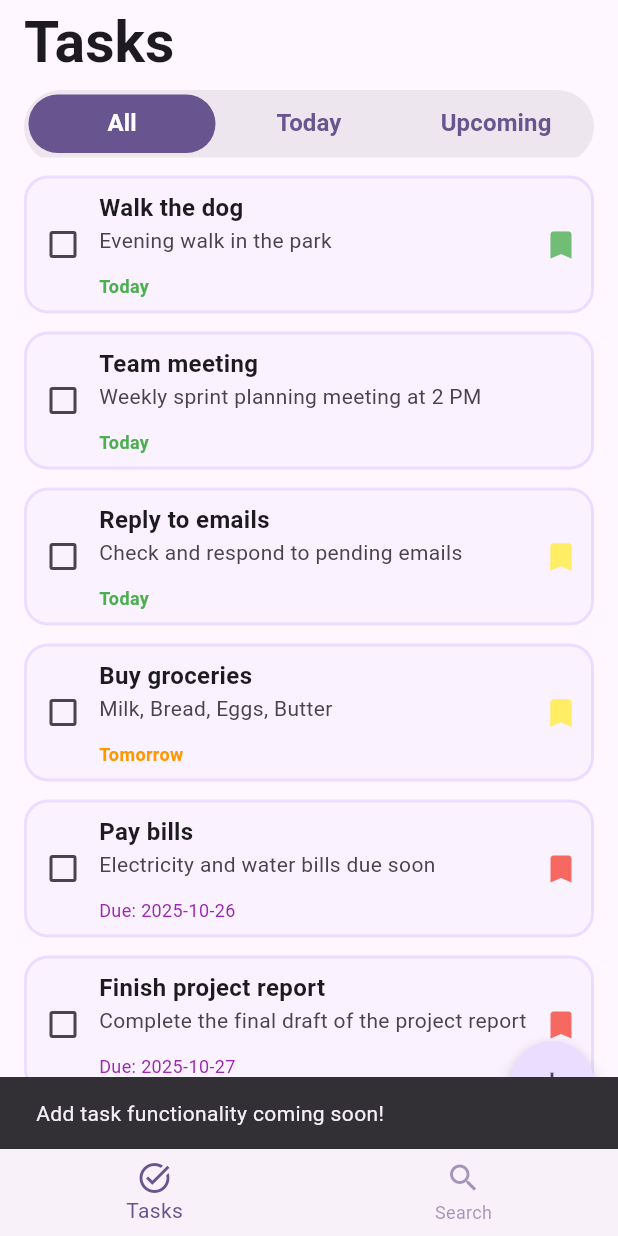
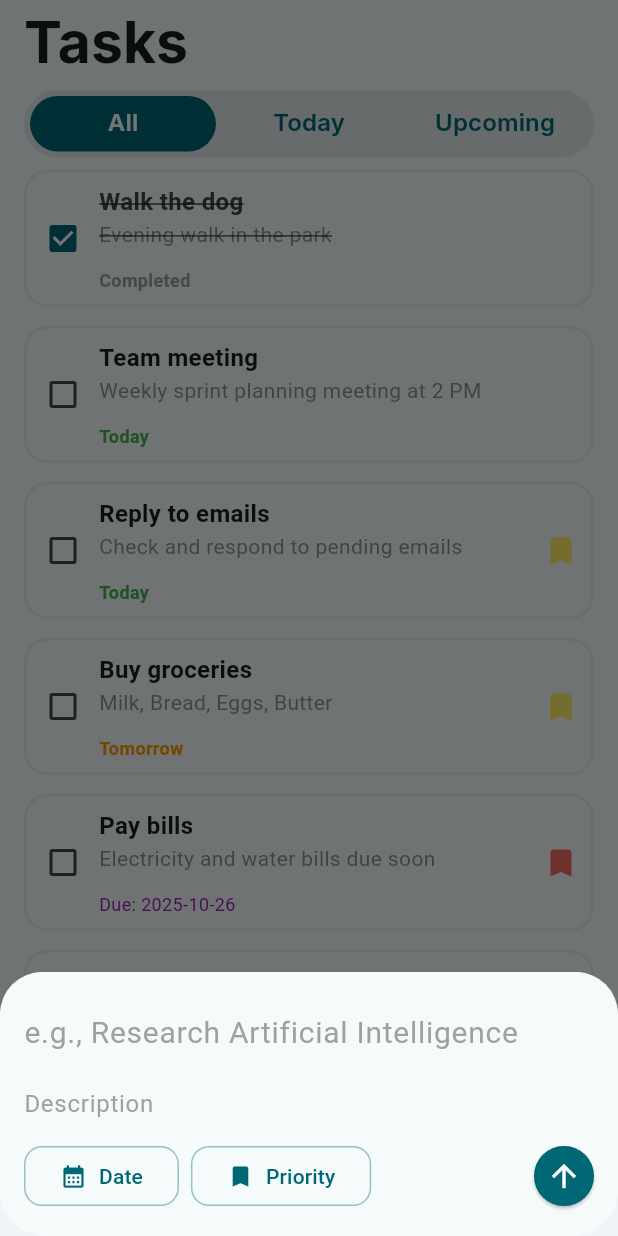
Before and after one commit to minhkhang1505/flutter_exercise1_todolist, a Flutter app: the screen it shows after launch, after a tap on the "add" icon, on a phone screen of 412 x 824 dp. Run offline on Flutter 3.47's test engine with Material 3 defaults, Android fonts, the phone set to English and light mode, and no system bars; our stand-ins replace google_fonts.

Commit message:
feat: Enhance task management with new features, UI improvements, and theme integration

```diff
--- a/lib/core/enums/day_category.dart
+++ b/lib/core/enums/day_category.dart
@@ -3,7 +3,8 @@ import 'package:flutter/material.dart';
 /// Enum representing day categories for task filtering
 enum DayCategory {
   today(0, "Today", Colors.green),
-  tomorrow(1, "Tomorrow", Colors.orange);
+  tomorrow(1, "Tomorrow", Colors.orange),
+  completed(-1, "Completed", Colors.grey);
 
   final int offsetDays;
   final String label;
--- a/lib/core/utils/task_filters.dart
+++ b/lib/core/utils/task_filters.dart
@@ -12,13 +12,17 @@ class TaskFilters {
   /// Filter tasks that are due today
   static List<Task> getTodayTasks(List<Task> tasks) {
     final now = DateTime.now();
-    return tasks.where((task) => isSameDay(task.dueDate, now)).toList();
+    return tasks
+        .where((task) => task.dueDate != null && isSameDay(task.dueDate!, now))
+        .toList();
   }
 
   /// Filter tasks that are due in the future (after today)
   static List<Task> getUpcomingTasks(List<Task> tasks) {
     final now = DateTime.now();
-    return tasks.where((task) => task.dueDate.isAfter(now)).toList();
+    return tasks
+        .where((task) => task.dueDate != null && task.dueDate!.isAfter(now))
+        .toList();
   }
 
   /// Filter completed tasks
--- a/lib/data/datasources/task_local_datasource.dart
+++ b/lib/data/datasources/task_local_datasource.dart
@@ -19,6 +19,7 @@ class TaskLocalDataSource {
         description: 'Evening walk in the park',
         dueDate: DateTime.now(),
         priorityType: PriorityType.low,
+        isCompleted: true,
       ),
       Task(
         title: 'Team meeting',
@@ -54,7 +55,7 @@ class TaskLocalDataSource {
       Task(
         title: 'Read a book',
         description: 'Finish reading "Clean Code" chapter 5-8',
-        dueDate: DateTime.now().add(const Duration(days: 7)),
+        dueDate: null,
         priorityType: PriorityType.low,
       ),
     ];
--- a/lib/domain/entities/task.dart
+++ b/lib/domain/entities/task.dart
@@ -5,7 +5,7 @@ class Task {
   final int id;
   final String title;
   final String description;
-  final DateTime dueDate;
+  final DateTime? dueDate;
   final bool isCompleted;
   final PriorityType? priorityType;
 
--- a/lib/main.dart
+++ b/lib/main.dart
@@ -1,6 +1,8 @@
 import 'package:flutter/material.dart';
 import 'package:flutter_exercise1_todolist/presentation/screens/search/search_screen.dart';
 import 'package:flutter_exercise1_todolist/presentation/screens/tasks/task_screen.dart';
+import 'package:flutter_exercise1_todolist/themes/theme.dart';
+import 'package:flutter_exercise1_todolist/themes/util.dart';
 
 void main() {
   runApp(const MyApp());
@@ -11,13 +13,14 @@ class MyApp extends StatelessWidget {
 
   @override
   Widget build(BuildContext context) {
+    final brightness = View.of(context).platformDispatcher.platformBrightness;
+
+    TextTheme textTheme = createTextTheme(context, "Roboto", "Inter");
+    MaterialTheme theme = MaterialTheme(textTheme);
     return MaterialApp(
       title: 'Todo List',
       debugShowCheckedModeBanner: false,
-      theme: ThemeData(
-        colorScheme: ColorScheme.fromSeed(seedColor: Colors.deepPurple),
-        useMaterial3: true,
-      ),
+      theme: brightness == Brightness.light ? theme.light() : theme.dark(),
       home: const MainScreen(),
     );
   }
--- /dev/null
+++ b/lib/presentation/screens/addtask/add_new_task.dart
@@ -0,0 +1,138 @@
+import 'package:flutter/material.dart';
+
+class AddNewTaskScreen extends StatelessWidget {
+  const AddNewTaskScreen({super.key});
+
+  @override
+  Widget build(BuildContext context) {
+    final colorScheme = Theme.of(context).colorScheme;
+    return Padding(
+      padding: EdgeInsets.only(
+        bottom: MediaQuery.of(context).viewInsets.bottom,
+      ),
+      child: Container(
+        width: double.infinity,
+        padding: EdgeInsets.fromLTRB(16, 16, 0, 16),
+        decoration: BoxDecoration(
+          color: colorScheme.surfaceBright,
+          borderRadius: BorderRadius.circular(30.0),
+        ),
+        child: Column(
+          mainAxisSize: MainAxisSize.min,
+          children: [
+            Padding(
+              padding: const EdgeInsets.only(right: 16.0),
+              child: TextField(
+                decoration: InputDecoration(
+                  hintText: "e.g., Research Artificial Intelligence",
+                  hintStyle: TextStyle(
+                    color: Colors.grey.withAlpha(250),
+                    fontSize: 20,
+                  ),
+                  border: InputBorder.none,
+                ),
+                keyboardType: TextInputType.multiline,
+                maxLines: null,
+                style: const TextStyle(fontSize: 20),
+              ),
+            ),
+            Padding(
+              padding: const EdgeInsets.only(right: 16.0),
+              child: TextField(
+                decoration: InputDecoration(
+                  hintText: "Description",
+                  hintStyle: TextStyle(
+                    color: Colors.grey.withAlpha(250),
+                    fontSize: 16,
+                  ),
+                  border: InputBorder.none,
+                ),
+                keyboardType: TextInputType.multiline,
+                maxLines: null,
+                style: const TextStyle(fontSize: 16),
+              ),
+            ),
+            Row(
+              mainAxisAlignment: MainAxisAlignment.spaceBetween,
+              children: [
+                //date picker
+                Row(
+                  children: [
+                    ElevatedButton(
+                      style: ElevatedButton.styleFrom(
+                        backgroundColor: colorScheme.surface,
+                        elevation: 0,
+                        shape: RoundedRectangleBorder(
+                          borderRadius: BorderRadius.circular(12),
+                          side: BorderSide(
+                            color: colorScheme.primary.withAlpha(100),
+                            width: 1,
+                          ),
+                        ),
+                      ),
+                      onPressed: () {
+                        // Handle save action
+                      },
+                      child: Row(
+                        children: const [
+                          Icon(Icons.calendar_month),
+                          SizedBox(width: 8),
+                          Text('Date'),
+                        ],
+                      ),
+                    ),
+                    const SizedBox(width: 8),
+
+                    // priority picker
+                    ElevatedButton(
+                      style: ElevatedButton.styleFrom(
+                        backgroundColor: colorScheme.surface,
+                        elevation: 0,
+                        shape: RoundedRectangleBorder(
+                          borderRadius: BorderRadius.circular(12),
+
+                          side: BorderSide(
+                            color: colorScheme.primary.withAlpha(100),
+                            width: 1,
+                          ),
+                        ),
+                      ),
+
+                      onPressed: () {
+                        Navigator.of(context).pop();
+                      },
+                      child: Row(
+                        children: const [
+                          Icon(Icons.bookmark),
+                          SizedBox(width: 8),
+                          Text('Priority'),
+                        ],
+                      ),
+                    ),
+                  ],
+                ),
+                ElevatedButton.icon(
+                  onPressed: () {},
+                  style: ElevatedButton.styleFrom(
+                    backgroundColor: colorScheme.primary,
+                    shape: CircleBorder(
+                      side: BorderSide(
+                        color: colorScheme.primary.withAlpha(100),
+                        width: 1,
+                      ),
+                    ),
+                  ),
+                  label: Icon(
+                    Icons.arrow_upward,
+                    size: 24,
+                    color: colorScheme.onPrimary,
+                  ),
+                ),
+              ],
+            ),
+          ],
+        ),
+      ),
+    );
+  }
+}
--- a/lib/presentation/screens/tasks/task_screen.dart
+++ b/lib/presentation/screens/tasks/task_screen.dart
@@ -2,6 +2,7 @@ import 'package:flutter/material.dart';
 import 'package:flutter_exercise1_todolist/core/utils/task_filters.dart';
 import 'package:flutter_exercise1_todolist/data/datasources/task_local_datasource.dart';
 import 'package:flutter_exercise1_todolist/domain/entities/task.dart';
+import 'package:flutter_exercise1_todolist/presentation/screens/addtask/add_new_task.dart';
 import 'package:flutter_exercise1_todolist/presentation/screens/tasks/widgets/custom_tab_bar.dart';
 import 'package:flutter_exercise1_todolist/presentation/screens/tasks/widgets/task_list_view.dart';
 
@@ -129,11 +130,11 @@ class _TasksScreenState extends State<TasksScreen>
   /// Handle add task action
   void _onAddTask() {
     // TODO: Navigate to add task screen or show dialog
-    ScaffoldMessenger.of(context).showSnackBar(
-      const SnackBar(
-        content: Text('Add task functionality coming soon!'),
-        duration: Duration(seconds: 2),
-      ),
+    showModalBottomSheet(
+      context: context,
+      isScrollControlled: true,
+      useSafeArea: true,
+      builder: (btx) => AddNewTaskScreen(),
     );
   }
 }
--- a/lib/presentation/screens/tasks/widgets/custom_tab_bar.dart
+++ b/lib/presentation/screens/tasks/widgets/custom_tab_bar.dart
@@ -14,11 +14,10 @@ class CustomTabBar extends StatelessWidget {
     return ClipRRect(
       borderRadius: const BorderRadius.all(Radius.circular(50)),
       child: Container(
-        margin: const EdgeInsets.only(bottom: 4),
         height: 45,
         color: colorScheme.surfaceContainerHigh,
         child: Padding(
-          padding: const EdgeInsets.all(3.0),
+          padding: const EdgeInsets.all(4.0),
           child: TabBar(
             controller: controller,
             indicator: BoxDecoration(
--- a/lib/presentation/screens/tasks/widgets/task_item.dart
+++ b/lib/presentation/screens/tasks/widgets/task_item.dart
@@ -24,15 +24,16 @@ class TaskItem extends StatelessWidget {
       margin: const EdgeInsets.only(bottom: 12),
       padding: const EdgeInsets.fromLTRB(0, 8, 8, 8),
       decoration: BoxDecoration(
-        border: Border.all(width: 2, color: colorScheme.primaryContainer),
-        color: colorScheme.primaryContainer.withAlpha(50),
+        border: Border.all(width: 2, color: colorScheme.primary.withAlpha(20)),
+        color: colorScheme.primaryContainer.withAlpha(10),
         borderRadius: const BorderRadius.all(Radius.circular(16)),
       ),
       child: Row(
         children: [
           _buildCheckbox(),
           Expanded(child: _buildTaskContent(colorScheme)),
-          if (task.priorityType != null) _buildPriorityIcon(),
+          if (task.priorityType != null && !task.isCompleted)
+            _buildPriorityIcon(),
         ],
       ),
     );
@@ -48,8 +49,10 @@ class TaskItem extends StatelessWidget {
       children: [
         _buildTitle(colorScheme),
         _buildDescription(colorScheme),
-        const SizedBox(height: 12),
-        _buildDueDate(),
+        Column(
+          crossAxisAlignment: CrossAxisAlignment.start,
+          children: [const SizedBox(height: 12), _buildDueDate()],
+        ),
       ],
     );
   }
@@ -71,23 +74,39 @@ class TaskItem extends StatelessWidget {
       task.description,
       style: TextStyle(
         fontSize: 14,
-        color: colorScheme.onSurfaceVariant,
+        color: colorScheme.onSurfaceVariant.withAlpha(150),
         decoration: isCompleted ? TextDecoration.lineThrough : null,
       ),
     );
   }
 
   Widget _buildDueDate() {
-    if (TaskFilters.isSameDay(task.dueDate, DayCategory.today.date)) {
+    if (task.dueDate == null) {
+      return const SizedBox.shrink();
+    }
+
+    // If completed, always show completed label
+    if (task.isCompleted) {
+      return _buildDayLabel(DayCategory.completed);
+    }
+
+    final dueDate = task.dueDate!;
+
+    // Check for today
+    if (TaskFilters.isSameDay(dueDate, DayCategory.today.date)) {
       return _buildDayLabel(DayCategory.today);
-    } else if (TaskFilters.isSameDay(task.dueDate, DayCategory.tomorrow.date)) {
+    }
+
+    // Check for tomorrow
+    if (TaskFilters.isSameDay(dueDate, DayCategory.tomorrow.date)) {
       return _buildDayLabel(DayCategory.tomorrow);
-    } else {
-      return Text(
-        'Due: ${task.dueDate.toLocal().toString().split(' ')[0]}',
-        style: const TextStyle(fontSize: 12, color: Colors.purple),
-      );
     }
+
+    // Other dates
+    return Text(
+      'Due: ${dueDate.toLocal().toString().split(' ')[0]}',
+      style: const TextStyle(fontSize: 12, color: Colors.purple),
+    );
   }
 
   Widget _buildDayLabel(DayCategory category) {
--- /dev/null
+++ b/lib/themes/util.dart
@@ -0,0 +1,19 @@
+import 'package:flutter/material.dart';
+import 'package:google_fonts/google_fonts.dart';
+
+TextTheme createTextTheme(
+    BuildContext context, String bodyFontString, String displayFontString) {
+  TextTheme baseTextTheme = Theme.of(context).textTheme;
+  TextTheme bodyTextTheme = GoogleFonts.getTextTheme(bodyFontString, baseTextTheme);
+  TextTheme displayTextTheme =
+      GoogleFonts.getTextTheme(displayFontString, baseTextTheme);
+  TextTheme textTheme = displayTextTheme.copyWith(
+    bodyLarge: bodyTextTheme.bodyLarge,
+    bodyMedium: bodyTextTheme.bodyMedium,
+    bodySmall: bodyTextTheme.bodySmall,
+    labelLarge: bodyTextTheme.labelLarge,
+    labelMedium: bodyTextTheme.labelMedium,
+    labelSmall: bodyTextTheme.labelSmall,
+  );
+  return textTheme;
+}
--- a/pubspec.yaml
+++ b/pubspec.yaml
@@ -34,6 +34,7 @@ dependencies:
   # The following adds the Cupertino Icons font to your application.
   # Use with the CupertinoIcons class for iOS style icons.
   cupertino_icons: ^1.0.8
+  google_fonts: ^6.3.2
 
 dev_dependencies:
   flutter_test:
```
Also changed, not shown: lib/themes/theme.dart (added, +389 -0 lines), 6 other files.
